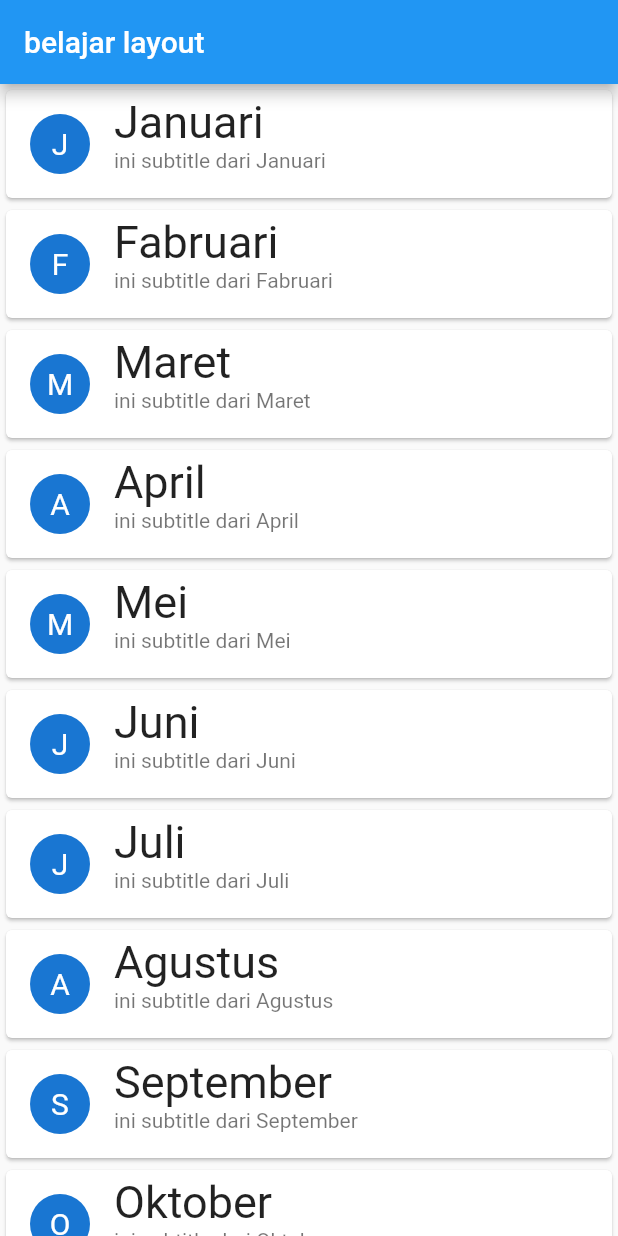
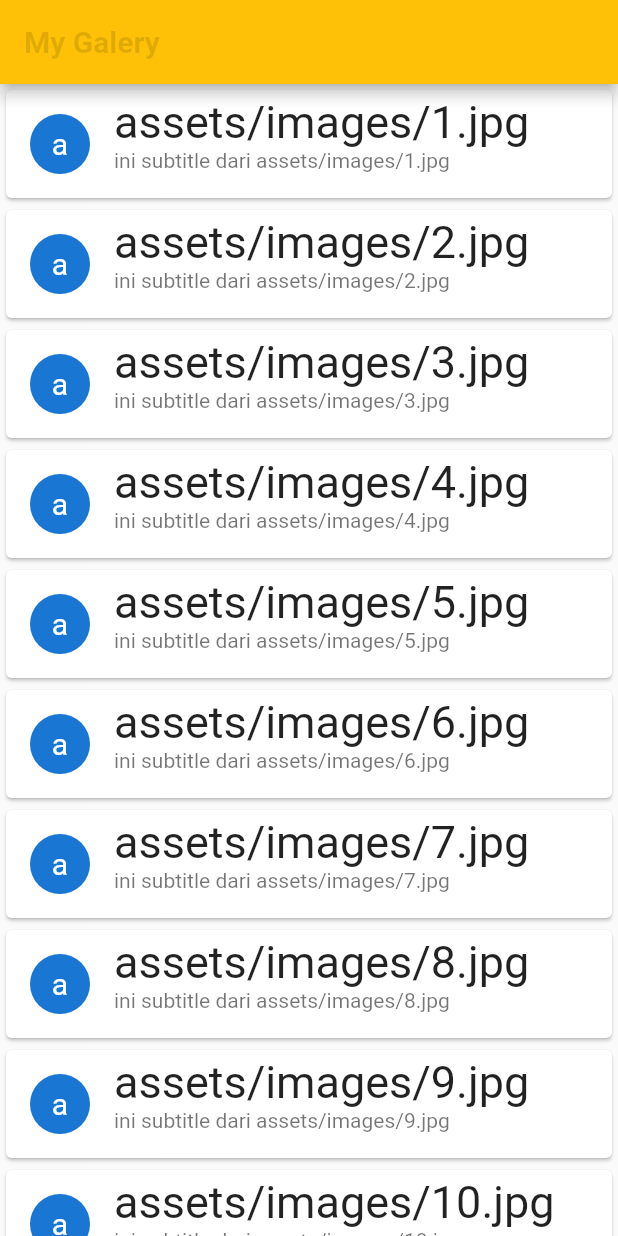
Before and after one commit to Nahdhiyyah/Pemrograman_Mobile, a Flutter app: the screen it shows after launch, on a phone screen of 412 x 824 dp. Run offline on Flutter 3.47's test engine with Material 2 defaults, Android fonts, the phone set to English and light mode, and no system bars.

```diff
--- a/lib/main.dart
+++ b/lib/main.dart
@@ -9,45 +9,46 @@ class MyApp extends StatelessWidget {
   Widget build(BuildContext context) {
     return MaterialApp(
       debugShowCheckedModeBanner: false,
-      home: BelajarListView(),
+      home: cobaListView(),
     );
   }
 }
 
-class BelajarListView extends StatelessWidget {
-  final List bulan = [
-    "Januari",
-    "Fabruari",
-    "Maret",
-    "April",
-    "Mei",
-    "Juni",
-    "Juli",
-    "Agustus",
-    "September",
-    "Oktober",
-    "November",
-    "Desember"
+class cobaListView extends StatelessWidget {
+  final List gambar = [
+    "assets/images/1.jpg",
+    "assets/images/2.jpg",
+    "assets/images/3.jpg",
+    "assets/images/4.jpg",
+    "assets/images/5.jpg",
+    "assets/images/6.jpg",
+    "assets/images/7.jpg",
+    "assets/images/8.jpg",
+    "assets/images/9.jpg",
+    "assets/images/10.jpg",
+    "assets/images/11.jpg",
   ];
   @override
   Widget build(BuildContext context) {
     return Scaffold(
       appBar: AppBar(
-        title: Text("belajar layout"),
+        title: Text("My Galery", style: TextStyle(color: Colors.black12, fontWeight: FontWeight.bold)),
+        backgroundColor: Colors.amber,
       ),
       body: ListView.builder(
+        itemCount: gambar.length,
         itemBuilder: (context, index) {
           return Card(
             child: ListTile(
-                title: Text(bulan[index], style: TextStyle(fontSize: 30)),
-                subtitle: Text('ini subtitle dari ' + bulan[index]),
+                title: Text(gambar[index], style: TextStyle(fontSize: 30)),
+                subtitle: Text('ini subtitle dari ' + gambar[index]),
                 leading: CircleAvatar(
-                  child: Text(bulan[index][0], // ambil karakter pertama text
+                  child: Text(gambar[index][0], // ambil karakter pertama text
                       style: TextStyle(fontSize: 20)),
                 )),
           );
         },
-        itemCount: bulan.length,
+        //itemCount: gambar.length,
       ),
     );
   }
```
Also changed, not shown: assets/images/10.jpg (added), assets/images/11.jpg (added), assets/images/3.jpg (added), assets/images/4.jpg (added), assets/images/5.jpg (added), assets/images/6.jpg (added), assets/images/7.jpg (added), assets/images/8.jpg (added), assets/images/9.jpg (added), 1 other file.
